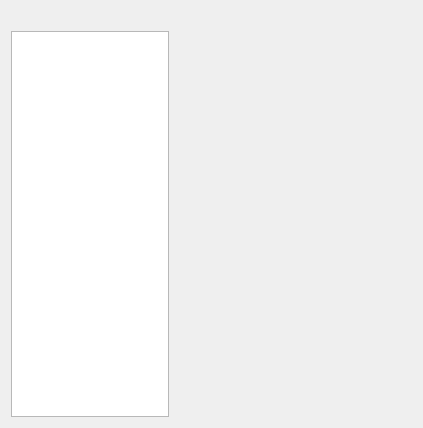
imby/STM32VLDiscovery_BeRTOS, file wizard/ui/preset_page.ui: the form before one commit.
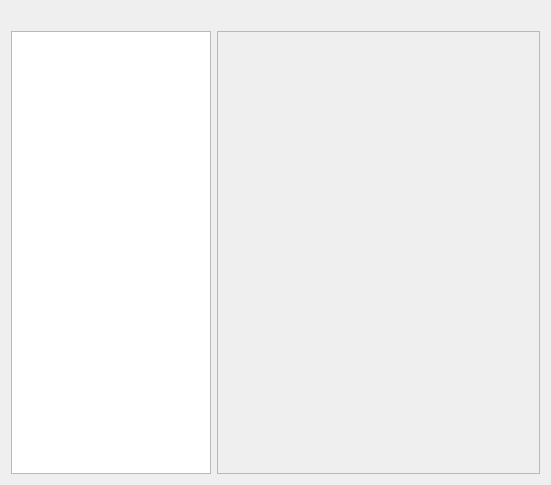
The form after the commit.

Commit message: Modify the layout of the two-column pages.

Patch:
```diff
--- a/wizard/ui/preset_page.ui
+++ b/wizard/ui/preset_page.ui
@@ -6,14 +6,14 @@
    <rect>
     <x>0</x>
     <y>0</y>
-    <width>423</width>
-    <height>428</height>
+    <width>551</width>
+    <height>485</height>
    </rect>
   </property>
   <property name="windowTitle">
    <string>Form</string>
   </property>
-  <layout class="QVBoxLayout" name="verticalLayout_2" stretch="0,1">
+  <layout class="QVBoxLayout" name="verticalLayout_2">
    <item>
     <widget class="QLabel" name="categoryDescription">
      <property name="text">
@@ -27,14 +27,33 @@
       <widget class="QListWidget" name="presetList">
        <property name="minimumSize">
         <size>
-         <width>150</width>
+         <width>200</width>
          <height>0</height>
         </size>
        </property>
+       <property name="maximumSize">
+        <size>
+         <width>200</width>
+         <height>16777215</height>
+        </size>
+       </property>
       </widget>
      </item>
      <item>
-      <layout class="QVBoxLayout" name="verticalLayout">
+      <widget class="QScrollArea" name="scrollArea">
+       <property name="widgetResizable">
+        <bool>true</bool>
+       </property>
+       <widget class="QWidget" name="scrollAreaWidgetContents">
+        <property name="geometry">
+         <rect>
+          <x>0</x>
+          <y>0</y>
+          <width>311</width>
+          <height>431</height>
+         </rect>
+        </property>
+        <layout class="QVBoxLayout" name="verticalLayout" stretch="0,1,0">
        <item>
         <widget class="QLabel" name="imageLabel">
          <property name="text">
@@ -42,6 +61,16 @@
          </property>
         </widget>
        </item>
+         <item>
+          <widget class="QLabel" name="descriptionLabel">
+           <property name="text">
+            <string/>
+           </property>
+           <property name="wordWrap">
+            <bool>true</bool>
+           </property>
+          </widget>
+         </item>
        <item>
         <spacer name="verticalSpacer">
          <property name="orientation">
@@ -55,14 +84,9 @@
          </property>
         </spacer>
        </item>
-       <item>
-        <widget class="QLabel" name="descriptionLabel">
-         <property name="text">
-          <string/>
-         </property>
-        </widget>
-       </item>
-      </layout>
+        </layout>
+       </widget>
+      </widget>
      </item>
     </layout>
    </item>
```
Lines whose indentation alone changed are shown as unchanged. The commit also changes 3 other files.
